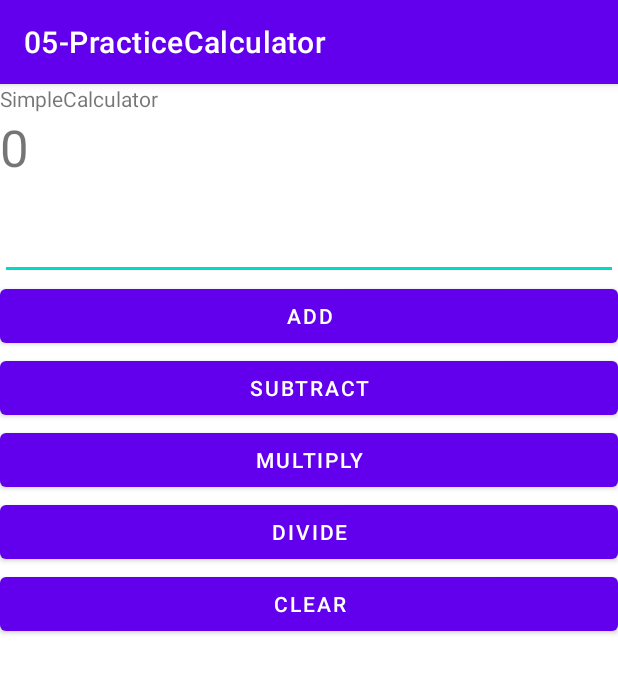
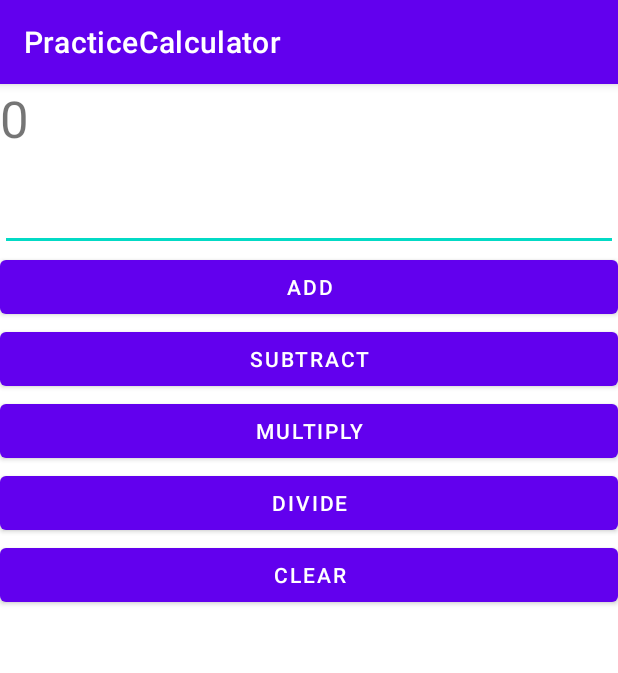
Before and after one commit to Jaydenjc/CS-Portfolio, an Android app: the screen it shows after launch (MainActivity), on a phone screen of 412 x 824 dp. Shown: the top 673 px of the screen. Run offline under Robolectric (Android 15) with nearby library versions, the phone set to English and light mode, and no system bars.

Commit message:
modify UI

```diff
--- a/app/src/main/res/layout/activity_main.xml
+++ b/app/src/main/res/layout/activity_main.xml
@@ -6,11 +6,6 @@
     android:layout_height="match_parent"
     android:orientation="vertical"
     tools:context=".MainActivity">
-
-    <TextView
-        android:layout_width="wrap_content"
-        android:layout_height="wrap_content"
-        android:text="SimpleCalculator" />
 
     <TextView
         android:id="@+id/textView"
--- a/app/src/main/res/values/strings.xml
+++ b/app/src/main/res/values/strings.xml
@@ -1,3 +1,3 @@
 <resources>
-    <string name="app_name">05-PracticeCalculator</string>
+    <string name="app_name">PracticeCalculator</string>
 </resources>
```
